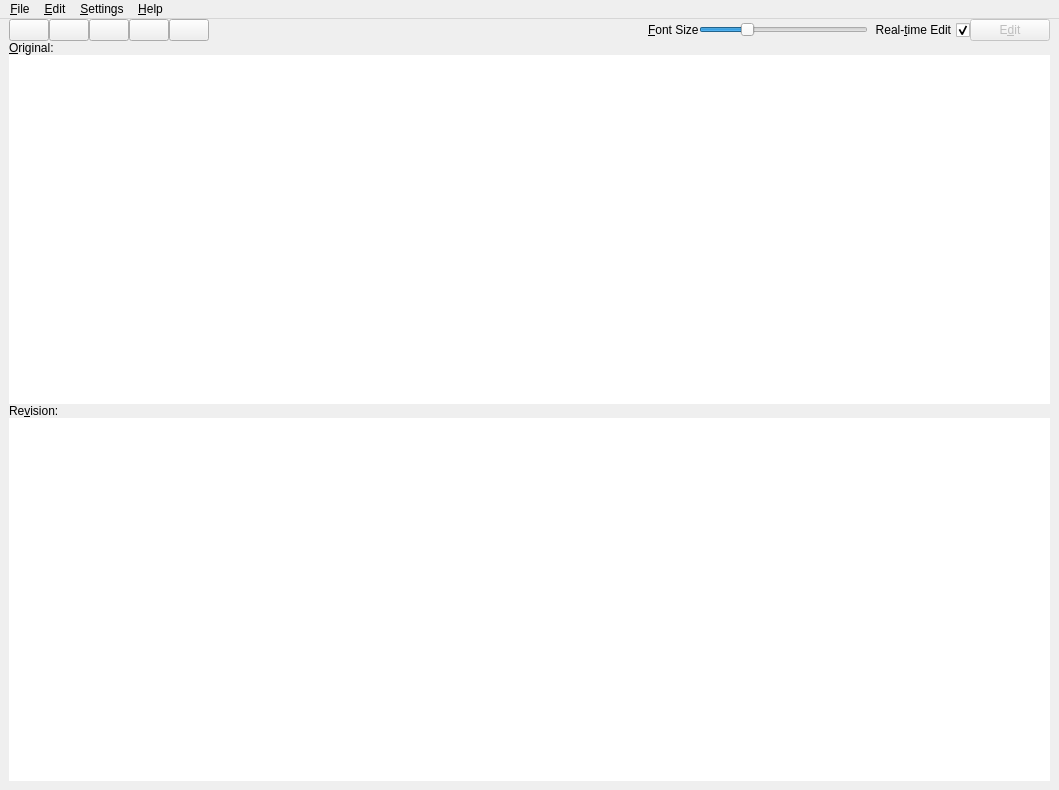
First picture: the form in negar_gui/mwin.ui, repository javadr/negar-gui, before the edit.
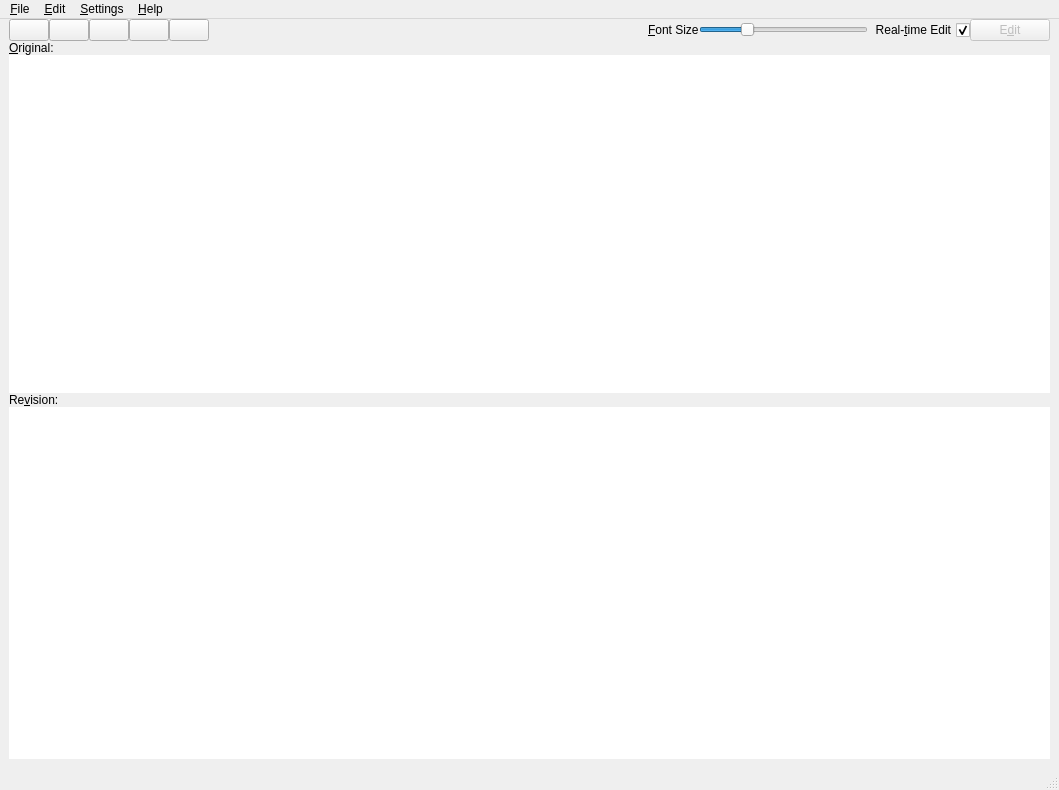
Second picture: the form after the edit. Icons and pictures are not drawn.

Patch:
```diff
--- a/negar_gui/mwin.ui
+++ b/negar_gui/mwin.ui
@@ -550,6 +550,7 @@
    <addaction name="menuSetting"/>
    <addaction name="menuHelp"/>
   </widget>
+  <widget class="QStatusBar" name="statusBar"/>
   <action name="actionOpen">
    <property name="icon">
     <iconset resource="resource.qrc">
```
Left out of the diff: 2 changed lines with no effect on the pictures.
